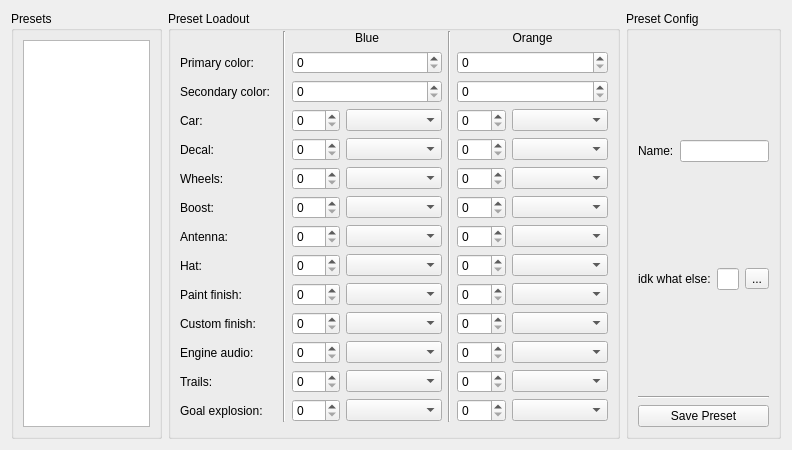
The window that RLBotFramework/gui/qt_gui/car_customisation_3.ui (RLBot/RLBot) describes before a commit, drawn with Qt 5.
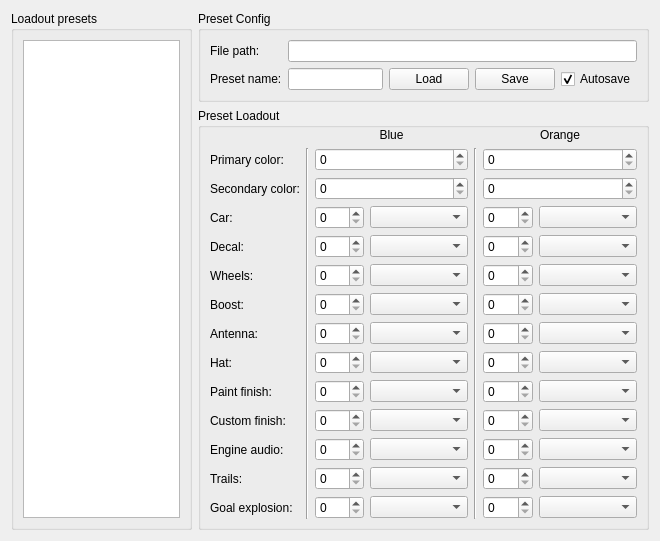
The same window after the commit.

Commit message: updates to customisation popups

What changed in the file:
```diff
--- a/RLBotFramework/gui/qt_gui/car_customisation_3.ui
+++ b/RLBotFramework/gui/qt_gui/car_customisation_3.ui
@@ -6,18 +6,18 @@
    <rect>
     <x>0</x>
     <y>0</y>
-    <width>792</width>
-    <height>450</height>
+    <width>660</width>
+    <height>495</height>
    </rect>
   </property>
   <property name="windowTitle">
    <string>Preset Loadout Customiser</string>
   </property>
-  <layout class="QHBoxLayout" name="horizontalLayout" stretch="1,3,1">
+  <layout class="QHBoxLayout" name="horizontalLayout" stretch="2,5">
    <item>
     <widget class="QGroupBox" name="groupBox_3">
      <property name="title">
-      <string>Presets</string>
+      <string>Loadout presets</string>
      </property>
      <layout class="QHBoxLayout" name="horizontalLayout_2">
       <item>
@@ -27,55 +27,112 @@
     </widget>
    </item>
    <item>
+    <layout class="QVBoxLayout" name="verticalLayout_4" stretch="0,1">
+     <property name="bottomMargin">
+      <number>0</number>
+     </property>
+     <item>
+      <widget class="QGroupBox" name="groupBox_2">
+       <property name="sizePolicy">
+        <sizepolicy hsizetype="Preferred" vsizetype="Preferred">
+         <horstretch>0</horstretch>
+         <verstretch>0</verstretch>
+        </sizepolicy>
+       </property>
+       <property name="title">
+        <string>Preset Config</string>
+       </property>
+       <layout class="QGridLayout" name="gridLayout_2">
+        <item row="5" column="0">
+         <widget class="QLabel" name="label_16">
+          <property name="text">
+           <string>Preset name:</string>
+          </property>
+         </widget>
+        </item>
+        <item row="3" column="0">
+         <widget class="QLabel" name="label_17">
+          <property name="text">
+           <string>File path:</string>
+          </property>
+         </widget>
+        </item>
+        <item row="5" column="11">
+         <widget class="QPushButton" name="preset_save_pushbutton">
+          <property name="text">
+           <string>Save</string>
+          </property>
+         </widget>
+        </item>
+        <item row="5" column="10">
+         <widget class="QPushButton" name="preset_load_pushbutton">
+          <property name="text">
+           <string>Load</string>
+          </property>
+         </widget>
+        </item>
+        <item row="5" column="12">
+         <widget class="QCheckBox" name="preset_autosave_checkbox">
+          <property name="text">
+           <string>Autosave</string>
+          </property>
+          <property name="checked">
+           <bool>true</bool>
+          </property>
+         </widget>
+        </item>
+        <item row="3" column="1" colspan="12">
+         <widget class="QLineEdit" name="preset_path_lineedit"/>
+        </item>
+        <item row="5" column="1" colspan="9">
+         <widget class="QLineEdit" name="preset_name_lineedit"/>
+        </item>
+       </layout>
+      </widget>
+     </item>
+     <item>
     <widget class="QGroupBox" name="groupBox">
      <property name="title">
       <string>Preset Loadout</string>
      </property>
-     <layout class="QGridLayout" name="gridLayout" columnstretch="2,1,1,2,1,1,2">
+       <layout class="QGridLayout" name="gridLayout" columnstretch="1,1,1,2,1,1,2,0">
       <property name="topMargin">
        <number>0</number>
       </property>
       <property name="bottomMargin">
-       <number>0</number>
-      </property>
-      <item row="2" column="5" colspan="2">
-       <widget class="QSpinBox" name="spinBox_18"/>
-      </item>
-      <item row="6" column="6">
-       <widget class="QComboBox" name="comboBox_18"/>
-      </item>
-      <item row="10" column="3">
-       <widget class="QComboBox" name="comboBox_8"/>
-      </item>
-      <item row="10" column="6">
-       <widget class="QComboBox" name="comboBox_20"/>
-      </item>
-      <item row="8" column="6">
-       <widget class="QComboBox" name="comboBox_21"/>
-      </item>
-      <item row="13" column="6">
-       <widget class="QComboBox" name="comboBox_15"/>
-      </item>
-      <item row="4" column="6">
-       <widget class="QComboBox" name="comboBox_12"/>
-      </item>
-      <item row="1" column="5" colspan="2">
-       <widget class="QSpinBox" name="spinBox_24"/>
-      </item>
-      <item row="5" column="6">
-       <widget class="QComboBox" name="comboBox_22"/>
-      </item>
-      <item row="4" column="3">
-       <widget class="QComboBox" name="comboBox_2"/>
-      </item>
-      <item row="8" column="3">
-       <widget class="QComboBox" name="comboBox_6"/>
-      </item>
-      <item row="5" column="3">
-       <widget class="QComboBox" name="comboBox_3"/>
-      </item>
-      <item row="6" column="3">
-       <widget class="QComboBox" name="comboBox_4"/>
+         <number>8</number>
+        </property>
+        <item row="0" column="2" colspan="2">
+         <widget class="QLabel" name="label_14">
+          <property name="sizePolicy">
+           <sizepolicy hsizetype="Preferred" vsizetype="Maximum">
+            <horstretch>0</horstretch>
+            <verstretch>0</verstretch>
+           </sizepolicy>
+          </property>
+          <property name="text">
+           <string>Blue</string>
+          </property>
+          <property name="alignment">
+           <set>Qt::AlignCenter</set>
+          </property>
+         </widget>
+        </item>
+        <item row="0" column="5" colspan="2">
+         <widget class="QLabel" name="label_15">
+          <property name="sizePolicy">
+           <sizepolicy hsizetype="Preferred" vsizetype="Maximum">
+            <horstretch>0</horstretch>
+            <verstretch>0</verstretch>
+           </sizepolicy>
+          </property>
+          <property name="text">
+           <string>Orange</string>
+          </property>
+          <property name="alignment">
+           <set>Qt::AlignCenter</set>
+          </property>
+         </widget>
       </item>
       <item row="1" column="0">
        <widget class="QLabel" name="label">
@@ -84,6 +141,12 @@
         </property>
        </widget>
       </item>
+        <item row="1" column="2" colspan="2">
+         <widget class="QSpinBox" name="blue_primary_spinbox"/>
+        </item>
+        <item row="1" column="5" colspan="2">
+         <widget class="QSpinBox" name="orange_primary_spinbox"/>
+        </item>
       <item row="2" column="0">
        <widget class="QLabel" name="label_2">
         <property name="text">
@@ -91,22 +154,6 @@
         </property>
        </widget>
       </item>
-      <item row="5" column="0">
-       <widget class="QLabel" name="label_5">
-        <property name="text">
-         <string>Wheels:</string>
-        </property>
-       </widget>
-      </item>
-      <item row="3" column="6">
-       <widget class="QComboBox" name="comboBox_13"/>
-      </item>
-      <item row="3" column="2">
-       <widget class="QSpinBox" name="spinBox_3"/>
-      </item>
-      <item row="3" column="5">
-       <widget class="QSpinBox" name="spinBox_19"/>
-      </item>
       <item row="3" column="0">
        <widget class="QLabel" name="label_3">
         <property name="text">
@@ -114,6 +161,24 @@
         </property>
        </widget>
       </item>
+        <item row="2" column="5" colspan="2">
+         <widget class="QSpinBox" name="orange_secondary_spinbox"/>
+        </item>
+        <item row="2" column="2" colspan="2">
+         <widget class="QSpinBox" name="blue_secondary_spinbox"/>
+        </item>
+        <item row="3" column="2">
+         <widget class="QSpinBox" name="blue_car_spinbox"/>
+        </item>
+        <item row="3" column="5">
+         <widget class="QSpinBox" name="orange_car_spinbox"/>
+        </item>
+        <item row="3" column="6">
+         <widget class="QComboBox" name="orange_car_combobox"/>
+        </item>
+        <item row="3" column="3">
+         <widget class="QComboBox" name="blue_car_combobox"/>
+        </item>
       <item row="4" column="0">
        <widget class="QLabel" name="label_4">
         <property name="text">
@@ -121,14 +186,39 @@
         </property>
        </widget>
       </item>
-      <item row="4" column="5">
-       <widget class="QSpinBox" name="spinBox_23"/>
-      </item>
       <item row="4" column="2">
-       <widget class="QSpinBox" name="spinBox_4"/>
-      </item>
-      <item row="3" column="3">
-       <widget class="QComboBox" name="comboBox"/>
+         <widget class="QSpinBox" name="blue_decal_spinbox"/>
+        </item>
+        <item row="4" column="3">
+         <widget class="QComboBox" name="blue_decal_combobox"/>
+        </item>
+        <item row="4" column="5">
+         <widget class="QSpinBox" name="orange_decal_spinbox"/>
+        </item>
+        <item row="5" column="2">
+         <widget class="QSpinBox" name="blue_wheels_spinbox"/>
+        </item>
+        <item row="5" column="3">
+         <widget class="QComboBox" name="blue_wheels_combobox"/>
+        </item>
+        <item row="5" column="5">
+         <widget class="QSpinBox" name="orange_wheels_spinbox"/>
+        </item>
+        <item row="4" column="6">
+         <widget class="QComboBox" name="orange_decal_combobox"/>
+        </item>
+        <item row="5" column="0">
+         <widget class="QLabel" name="label_5">
+          <property name="text">
+           <string>Wheels:</string>
+          </property>
+         </widget>
+        </item>
+        <item row="6" column="5">
+         <widget class="QSpinBox" name="orange_boost_spinbox"/>
+        </item>
+        <item row="6" column="3">
+         <widget class="QComboBox" name="blue_boost_combobox"/>
       </item>
       <item row="6" column="0">
        <widget class="QLabel" name="label_6">
@@ -137,23 +227,11 @@
         </property>
        </widget>
       </item>
-      <item row="6" column="5">
-       <widget class="QSpinBox" name="spinBox_16"/>
-      </item>
-      <item row="7" column="6">
-       <widget class="QComboBox" name="comboBox_14"/>
+        <item row="5" column="6">
+         <widget class="QComboBox" name="orange_wheels_combobox"/>
       </item>
       <item row="6" column="2">
-       <widget class="QSpinBox" name="spinBox_6"/>
-      </item>
-      <item row="7" column="2">
-       <widget class="QSpinBox" name="spinBox_7"/>
-      </item>
-      <item row="7" column="3">
-       <widget class="QComboBox" name="comboBox_5"/>
-      </item>
-      <item row="5" column="5">
-       <widget class="QSpinBox" name="spinBox_17"/>
+         <widget class="QSpinBox" name="blue_boost_spinbox"/>
       </item>
       <item row="7" column="0">
        <widget class="QLabel" name="label_7">
@@ -162,11 +240,17 @@
         </property>
        </widget>
       </item>
+        <item row="7" column="3">
+         <widget class="QComboBox" name="blue_antenna_combobox"/>
+        </item>
+        <item row="7" column="2">
+         <widget class="QSpinBox" name="blue_antenna_spinbox"/>
+        </item>
       <item row="7" column="5">
-       <widget class="QSpinBox" name="spinBox_14"/>
-      </item>
-      <item row="5" column="2">
-       <widget class="QSpinBox" name="spinBox_5"/>
+         <widget class="QSpinBox" name="orange_antenna_spinbox"/>
+        </item>
+        <item row="6" column="6">
+         <widget class="QComboBox" name="orange_boost_combobox"/>
       </item>
       <item row="8" column="0">
        <widget class="QLabel" name="label_8">
@@ -175,8 +259,26 @@
         </property>
        </widget>
       </item>
+        <item row="8" column="2">
+         <widget class="QSpinBox" name="blue_hat_spinbox"/>
+        </item>
+        <item row="8" column="3">
+         <widget class="QComboBox" name="blue_hat_combobox"/>
+        </item>
       <item row="8" column="5">
-       <widget class="QSpinBox" name="spinBox_22"/>
+         <widget class="QSpinBox" name="orange_hat_spinbox"/>
+        </item>
+        <item row="7" column="6">
+         <widget class="QComboBox" name="orange_antenna_combobox"/>
+        </item>
+        <item row="8" column="6">
+         <widget class="QComboBox" name="orange_hat_combobox"/>
+        </item>
+        <item row="9" column="2">
+         <widget class="QSpinBox" name="blue_paint_finish_spinbox"/>
+        </item>
+        <item row="9" column="3">
+         <widget class="QComboBox" name="blue_paint_finish_combobox"/>
       </item>
       <item row="9" column="0">
        <widget class="QLabel" name="label_9">
@@ -185,18 +287,6 @@
         </property>
        </widget>
       </item>
-      <item row="9" column="2">
-       <widget class="QSpinBox" name="spinBox_9"/>
-      </item>
-      <item row="9" column="5">
-       <widget class="QSpinBox" name="spinBox_26"/>
-      </item>
-      <item row="9" column="3">
-       <widget class="QComboBox" name="comboBox_7"/>
-      </item>
-      <item row="8" column="2">
-       <widget class="QSpinBox" name="spinBox_8"/>
-      </item>
       <item row="10" column="0">
        <widget class="QLabel" name="label_10">
         <property name="text">
@@ -204,8 +294,26 @@
         </property>
        </widget>
       </item>
+        <item row="10" column="3">
+         <widget class="QComboBox" name="blue_custom_finish_combobox"/>
+        </item>
+        <item row="9" column="6">
+         <widget class="QComboBox" name="orange_paint_finish_combobox"/>
+        </item>
       <item row="10" column="2">
-       <widget class="QSpinBox" name="spinBox_10"/>
+         <widget class="QSpinBox" name="blue_custom_finish_spinbox"/>
+        </item>
+        <item row="9" column="5">
+         <widget class="QSpinBox" name="orange_paint_finish_spinbox"/>
+        </item>
+        <item row="11" column="2">
+         <widget class="QSpinBox" name="blue_engine_spinbox"/>
+        </item>
+        <item row="11" column="3">
+         <widget class="QComboBox" name="blue_engine_combobox"/>
+        </item>
+        <item row="11" column="5">
+         <widget class="QSpinBox" name="orange_engine_spinbox"/>
       </item>
       <item row="10" column="5">
        <widget class="QSpinBox" name="spinBox_25"/>
@@ -217,23 +325,14 @@
         </property>
        </widget>
       </item>
-      <item row="11" column="2">
-       <widget class="QSpinBox" name="spinBox_11"/>
-      </item>
-      <item row="11" column="5">
-       <widget class="QSpinBox" name="spinBox_21"/>
-      </item>
-      <item row="12" column="3">
-       <widget class="QComboBox" name="comboBox_10"/>
-      </item>
-      <item row="12" column="2">
-       <widget class="QSpinBox" name="spinBox_12"/>
-      </item>
-      <item row="12" column="5">
-       <widget class="QSpinBox" name="spinBox_15"/>
+        <item row="10" column="6">
+         <widget class="QComboBox" name="orange_custom_finish_combobox"/>
       </item>
       <item row="11" column="6">
-       <widget class="QComboBox" name="comboBox_19"/>
+         <widget class="QComboBox" name="orange_engine_combobox"/>
+        </item>
+        <item row="12" column="3">
+         <widget class="QComboBox" name="blue_trails_combobox"/>
       </item>
       <item row="12" column="0">
        <widget class="QLabel" name="label_12">
@@ -242,11 +341,14 @@
         </property>
        </widget>
       </item>
+        <item row="12" column="2">
+         <widget class="QSpinBox" name="blue_trails_spinbox"/>
+        </item>
+        <item row="12" column="5">
+         <widget class="QSpinBox" name="orange_trails_spinbox"/>
+        </item>
       <item row="12" column="6">
-       <widget class="QComboBox" name="comboBox_16"/>
-      </item>
-      <item row="11" column="3">
-       <widget class="QComboBox" name="comboBox_9"/>
+         <widget class="QComboBox" name="orange_trails_combobox"/>
       </item>
       <item row="13" column="0">
        <widget class="QLabel" name="label_13">
@@ -255,182 +357,36 @@
         </property>
        </widget>
       </item>
-      <item row="9" column="6">
-       <widget class="QComboBox" name="comboBox_17"/>
-      </item>
-      <item row="13" column="3">
-       <widget class="QComboBox" name="comboBox_11"/>
-      </item>
       <item row="13" column="2">
-       <widget class="QSpinBox" name="spinBox_13"/>
+         <widget class="QSpinBox" name="blue_goal_explosion_spinbox"/>
+        </item>
+        <item row="13" column="3">
+         <widget class="QComboBox" name="blue_goal_explosion_combobox"/>
+        </item>
+        <item row="13" column="6">
+         <widget class="QComboBox" name="orange_goal_explosion_combobox"/>
       </item>
       <item row="13" column="5">
-       <widget class="QSpinBox" name="spinBox_20"/>
-      </item>
-      <item row="0" column="5" colspan="2">
-       <widget class="QLabel" name="label_15">
-        <property name="sizePolicy">
-         <sizepolicy hsizetype="Preferred" vsizetype="Maximum">
-          <horstretch>0</horstretch>
-          <verstretch>0</verstretch>
-         </sizepolicy>
-        </property>
-        <property name="text">
-         <string>Orange</string>
-        </property>
-        <property name="alignment">
-         <set>Qt::AlignCenter</set>
-        </property>
-       </widget>
-      </item>
-      <item row="0" column="2" colspan="2">
-       <widget class="QLabel" name="label_14">
-        <property name="sizePolicy">
-         <sizepolicy hsizetype="Preferred" vsizetype="Maximum">
-          <horstretch>0</horstretch>
-          <verstretch>0</verstretch>
-         </sizepolicy>
-        </property>
-        <property name="text">
-         <string>Blue</string>
-        </property>
-        <property name="alignment">
-         <set>Qt::AlignCenter</set>
-        </property>
-       </widget>
-      </item>
-      <item row="0" column="1" rowspan="14">
+         <widget class="QSpinBox" name="orange_goal_explosion_spinbox"/>
+        </item>
+        <item row="1" column="1" rowspan="13">
        <widget class="Line" name="line_2">
         <property name="orientation">
          <enum>Qt::Vertical</enum>
         </property>
        </widget>
       </item>
-      <item row="0" column="4" rowspan="14">
+        <item row="1" column="4" rowspan="13">
        <widget class="Line" name="line">
         <property name="orientation">
          <enum>Qt::Vertical</enum>
         </property>
        </widget>
       </item>
-      <item row="1" column="2" colspan="2">
-       <widget class="QSpinBox" name="spinBox"/>
-      </item>
-      <item row="2" column="2" colspan="2">
-       <widget class="QSpinBox" name="spinBox_2"/>
-      </item>
      </layout>
     </widget>
    </item>
-   <item>
-    <widget class="QGroupBox" name="groupBox_2">
-     <property name="sizePolicy">
-      <sizepolicy hsizetype="Preferred" vsizetype="Preferred">
-       <horstretch>0</horstretch>
-       <verstretch>0</verstretch>
-      </sizepolicy>
-     </property>
-     <property name="title">
-      <string>Preset Config</string>
-     </property>
-     <layout class="QVBoxLayout" name="verticalLayout">
-      <item>
-       <widget class="QFrame" name="frame">
-        <property name="frameShape">
-         <enum>QFrame::NoFrame</enum>
-        </property>
-        <property name="frameShadow">
-         <enum>QFrame::Raised</enum>
-        </property>
-        <layout class="QGridLayout" name="gridLayout_2">
-         <property name="leftMargin">
-          <number>0</number>
-         </property>
-         <property name="topMargin">
-          <number>0</number>
-         </property>
-         <property name="rightMargin">
-          <number>0</number>
-         </property>
-         <property name="bottomMargin">
-          <number>0</number>
-         </property>
-         <item row="0" column="0">
-          <widget class="QLabel" name="label_16">
-           <property name="text">
-            <string>Name:</string>
-           </property>
-          </widget>
-         </item>
-         <item row="0" column="1" colspan="3">
-          <widget class="QLineEdit" name="lineEdit"/>
-         </item>
-         <item row="1" column="0" colspan="2">
-          <widget class="QLabel" name="label_17">
-           <property name="text">
-            <string>idk what else:</string>
-           </property>
-          </widget>
-         </item>
-         <item row="1" column="2">
-          <widget class="QLineEdit" name="lineEdit_2"/>
-         </item>
-         <item row="1" column="3">
-          <widget class="QToolButton" name="toolButton">
-           <property name="text">
-            <string>...</string>
-           </property>
-          </widget>
-         </item>
-        </layout>
-       </widget>
-      </item>
-      <item>
-       <widget class="Line" name="line_3">
-        <property name="orientation">
-         <enum>Qt::Horizontal</enum>
-        </property>
-       </widget>
-      </item>
-      <item>
-       <widget class="QFrame" name="frame_2">
-        <property name="sizePolicy">
-         <sizepolicy hsizetype="Preferred" vsizetype="Maximum">
-          <horstretch>0</horstretch>
-          <verstretch>0</verstretch>
-         </sizepolicy>
-        </property>
-        <property name="frameShape">
-         <enum>QFrame::NoFrame</enum>
-        </property>
-        <property name="frameShadow">
-         <enum>QFrame::Raised</enum>
-        </property>
-        <layout class="QHBoxLayout" name="horizontalLayout_3">
-         <property name="leftMargin">
-          <number>0</number>
-         </property>
-         <property name="topMargin">
-          <number>0</number>
-         </property>
-         <property name="rightMargin">
-          <number>0</number>
-         </property>
-         <property name="bottomMargin">
-          <number>0</number>
-         </property>
-         <item>
-          <widget class="QPushButton" name="pushButton">
-           <property name="text">
-            <string>Save Preset</string>
-           </property>
-          </widget>
-         </item>
-        </layout>
-       </widget>
-      </item>
-     </layout>
-    </widget>
+    </layout>
    </item>
   </layout>
  </widget>
```
Left out of the diff: 2 changed lines with no effect on the pictures. Lines whose indentation alone changed are shown as unchanged. The commit also changes 1 other file.
